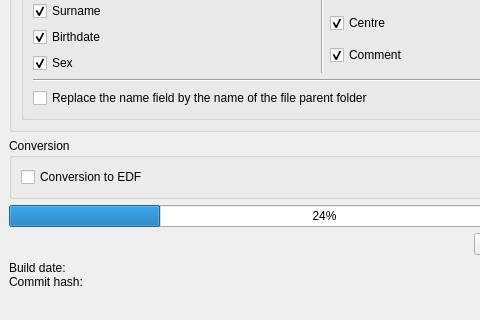
Old version of the form gui_anonymiser_main.ui in the repository Vincent-Stragier/deltamed_coherence_openutils; both pictures show x 0 to 480 and y 399 to 719 of the 649 by 719 pixel window.
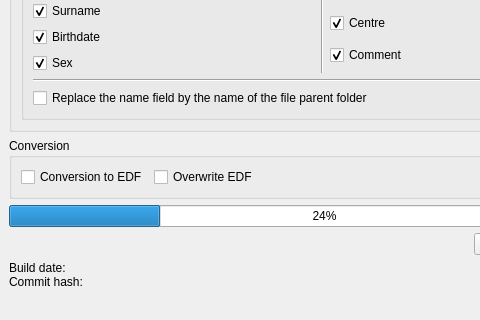
New version of the form.

Commit message: Allow to avoid .edf overwriting

What changed in the file:
```diff
--- a/gui_anonymiser_main.ui
+++ b/gui_anonymiser_main.ui
@@ -242,6 +242,13 @@
          </property>
         </widget>
        </item>
+       <item>
+        <widget class="QCheckBox" name="overwrite_edf_check">
+         <property name="text">
+          <string>Overwrite EDF</string>
+         </property>
+        </widget>
+       </item>
        <item>
         <spacer name="horizontalSpacer_4">
          <property name="orientation">
```
The commit also changes 2 other files.
